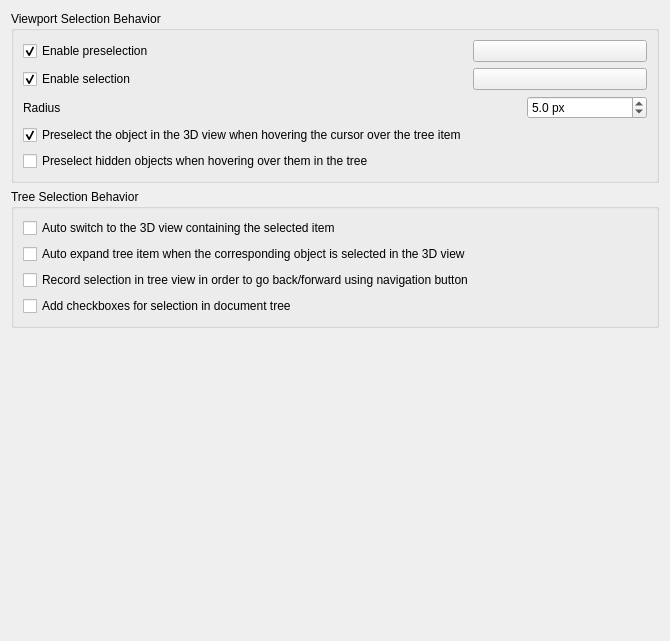
First picture: the form in src/Gui/PreferencePages/DlgSettingsSelection.ui, repository kevenwyld/FreeCAD, before the edit.
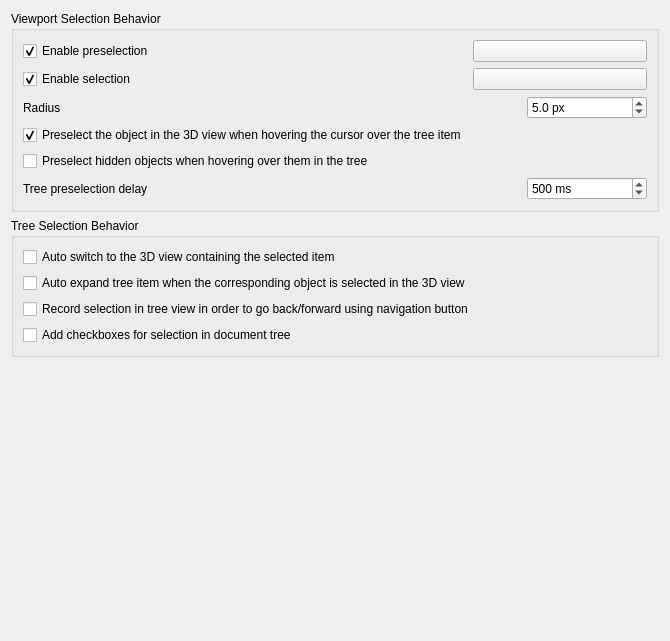
Second picture: the form after the edit. Custom widgets are drawn as their Qt base class.

Commit message: add a control for adjusting the preselection delay in the preselection area

Diff of the .ui file:
```diff
--- a/src/Gui/PreferencePages/DlgSettingsSelection.ui
+++ b/src/Gui/PreferencePages/DlgSettingsSelection.ui
@@ -208,6 +208,62 @@
         </property>
        </widget>
       </item>
+      <!-- Labeled "delay" for users; bound to the existing PreSelectionTimeout param (0 = instant) -->
+      <item row="10" column="0" colspan="2">
+       <layout class="QHBoxLayout" name="horizontalLayout_2">
+        <item>
+         <widget class="QLabel" name="spinPreselectDelayLabel">
+          <property name="text">
+           <string>Tree preselection delay</string>
+          </property>
+         </widget>
+        </item>
+        <item>
+         <spacer name="horizSpacer_2">
+          <property name="orientation">
+           <enum>Qt::Orientation::Horizontal</enum>
+          </property>
+          <property name="sizeHint" stdset="0">
+           <size>
+            <width>250</width>
+            <height>10</height>
+           </size>
+          </property>
+         </spacer>
+        </item>
+        <item>
+         <widget class="Gui::PrefSpinBox" name="spinPreselectDelay">
+          <property name="minimumSize">
+           <size>
+            <width>120</width>
+            <height>0</height>
+           </size>
+          </property>
+          <property name="toolTip">
+           <string>How long the cursor must rest on a tree item before the object is previewed in the 3D view. 0 previews it instantly.</string>
+          </property>
+          <property name="suffix">
+           <string notr="true"> ms</string>
+          </property>
+          <property name="minimum">
+           <number>0</number>
+          </property>
+          <property name="maximum">
+           <number>5000</number>
+          </property>
+          <property name="value">
+           <number>500</number>
+          </property>
+          <property name="prefEntry" stdset="0">
+           <cstring>PreSelectionTimeout</cstring>
+          </property>
+          <property name="prefPath" stdset="0">
+           <cstring>TreeView</cstring>
+          </property>
+         </widget>
+        </item>
+       </layout>
+      </item>
      </layout>
     </widget>
    </item>
@@ -320,6 +376,11 @@
    <extends>QDoubleSpinBox</extends>
    <header>Gui/PrefWidgets.h</header>
   </customwidget>
+  <customwidget>
+   <class>Gui::PrefSpinBox</class>
+   <extends>QSpinBox</extends>
+   <header>Gui/PrefWidgets.h</header>
+  </customwidget>
  </customwidgets>
  <resources/>
  <connections>
```
Left out of the diff: 32 changed lines with no effect on the pictures. The commit also changes 1 other file.
